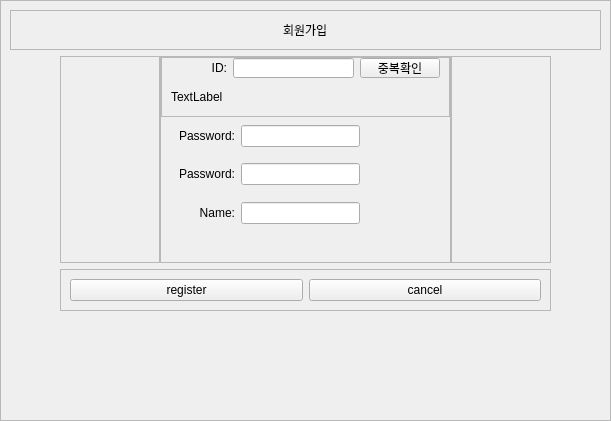
First picture: the form in Code/front/ui/page_join_ui.ui, repository lee991229/KKOTalk, before the edit.
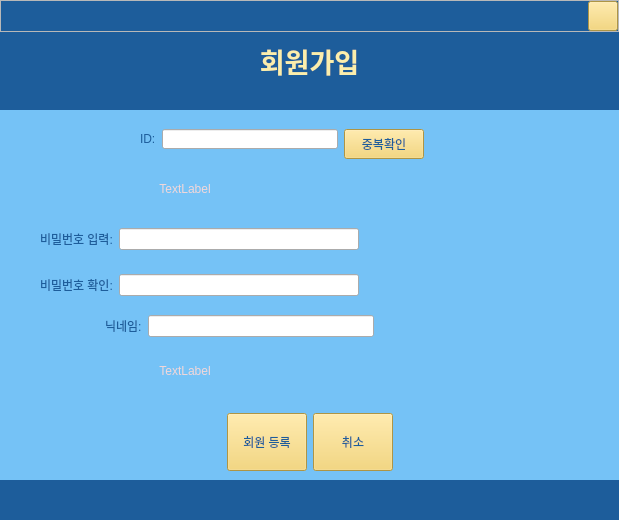
Second picture: the form after the edit. Icons and pictures are not drawn.

```diff
--- a/Code/front/ui/page_join_ui.ui
+++ b/Code/front/ui/page_join_ui.ui
@@ -6,13 +6,63 @@
    <rect>
     <x>0</x>
     <y>0</y>
-    <width>611</width>
-    <height>421</height>
+    <width>619</width>
+    <height>520</height>
    </rect>
   </property>
   <property name="windowTitle">
    <string>Form</string>
   </property>
+  <property name="styleSheet">
+   <string notr="true">#join_widget{
+	background-color: #1D5D9B
+}
+
+QLabel{
+	color: #FBEEAC;
+	font: bold 16pt &quot;나눔고딕&quot;;
+}
+
+#label{
+	font: bold 20pt;
+}
+
+QPushButton{
+	background-color:#F4D160;
+	color: #1D5D9B;
+	font: bold 12pt &quot;나눔고딕&quot;;
+}
+
+QPushButton:hover{
+	background-color:#FFFF9D;
+}
+
+QPushButton:pressed{
+	background-color:#FEF5AC;
+}
+
+QLineEdit{
+	color: #1D5D9B;
+	font: bold 12pt &quot;나눔고딕&quot;;
+}
+
+#input_widget,
+#input_widget_2{
+	background-color : #75C2F6;
+}
+
+
+#input_widget QLabel,
+#input_widget_2 QLabel{
+	color: #1D5D9B;
+}
+
+#input_widget #label_id_message,
+#input_widget #label_join_warning
+{
+	color: #F2D7D9
+}</string>
+  </property>
   <layout class="QVBoxLayout" name="verticalLayout">
    <property name="spacing">
     <number>0</number>
@@ -37,223 +87,176 @@
      <property name="frameShadow">
       <enum>QFrame::Raised</enum>
      </property>
-     <layout class="QVBoxLayout" name="verticalLayout_6">
-      <item>
-       <widget class="QFrame" name="frame_2">
-        <property name="frameShape">
-         <enum>QFrame::StyledPanel</enum>
-        </property>
-        <property name="frameShadow">
-         <enum>QFrame::Raised</enum>
-        </property>
-        <layout class="QHBoxLayout" name="horizontalLayout_3">
+     <layout class="QHBoxLayout" name="horizontalLayout_8">
+      <property name="spacing">
+       <number>0</number>
+      </property>
+      <property name="leftMargin">
+       <number>0</number>
+      </property>
+      <property name="topMargin">
+       <number>0</number>
+      </property>
+      <property name="rightMargin">
+       <number>0</number>
+      </property>
+      <property name="bottomMargin">
+       <number>0</number>
+      </property>
          <item>
-          <spacer name="horizontalSpacer">
+       <spacer name="horizontalSpacer_13">
            <property name="orientation">
             <enum>Qt::Horizontal</enum>
            </property>
+        <property name="sizeType">
+         <enum>QSizePolicy::Expanding</enum>
+        </property>
            <property name="sizeHint" stdset="0">
             <size>
-             <width>253</width>
+          <width>230</width>
              <height>20</height>
             </size>
            </property>
           </spacer>
          </item>
+      <item>
+       <widget class="QPushButton" name="btn_flist_close">
+        <property name="minimumSize">
+         <size>
+          <width>30</width>
+          <height>30</height>
+         </size>
+        </property>
+        <property name="maximumSize">
+         <size>
+          <width>30</width>
+          <height>30</height>
+         </size>
+        </property>
+        <property name="text">
+         <string/>
+        </property>
+        <property name="icon">
+         <iconset resource="../src_img/my_qrc.qrc">
+          <normaloff>:/newPrefix/x.svg</normaloff>:/newPrefix/x.svg</iconset>
+        </property>
+       </widget>
+      </item>
+     </layout>
+    </widget>
+   </item>
+   <item>
+    <widget class="QWidget" name="widget" native="true">
+     <property name="minimumSize">
+      <size>
+       <width>0</width>
+       <height>40</height>
+      </size>
+     </property>
+     <layout class="QHBoxLayout" name="horizontalLayout_6">
          <item>
           <widget class="QLabel" name="label">
            <property name="text">
             <string>회원가입</string>
            </property>
-          </widget>
-         </item>
-         <item>
-          <spacer name="horizontalSpacer_2">
-           <property name="orientation">
-            <enum>Qt::Horizontal</enum>
-           </property>
-           <property name="sizeHint" stdset="0">
-            <size>
-             <width>252</width>
-             <height>20</height>
-            </size>
-           </property>
-          </spacer>
-         </item>
+        <property name="alignment">
+         <set>Qt::AlignCenter</set>
+        </property>
+       </widget>
+      </item>
         </layout>
        </widget>
       </item>
       <item>
-       <layout class="QHBoxLayout" name="horizontalLayout_4">
-        <item>
-         <spacer name="horizontalSpacer_4">
-          <property name="orientation">
-           <enum>Qt::Horizontal</enum>
-          </property>
-          <property name="sizeType">
-           <enum>QSizePolicy::Preferred</enum>
-          </property>
-          <property name="sizeHint" stdset="0">
-           <size>
-            <width>50</width>
-            <height>20</height>
-           </size>
-          </property>
-         </spacer>
-        </item>
-        <item>
-         <layout class="QVBoxLayout" name="verticalLayout_5">
-          <item>
-           <layout class="QHBoxLayout" name="horizontalLayout_2">
-            <property name="spacing">
-             <number>0</number>
-            </property>
-            <item>
-             <widget class="QFrame" name="frame_5">
+    <widget class="QWidget" name="widget_2" native="true">
               <property name="minimumSize">
                <size>
-                <width>100</width>
-                <height>0</height>
+       <width>0</width>
+       <height>20</height>
                </size>
               </property>
               <property name="maximumSize">
                <size>
-                <width>100</width>
-                <height>16777215</height>
-               </size>
-              </property>
-              <property name="frameShape">
-               <enum>QFrame::StyledPanel</enum>
-              </property>
-              <property name="frameShadow">
-               <enum>QFrame::Raised</enum>
+       <width>16777215</width>
+       <height>20</height>
+      </size>
+     </property>
+    </widget>
+   </item>
+   <item>
+    <widget class="QWidget" name="input_widget" native="true">
+     <property name="minimumSize">
+      <size>
+       <width>0</width>
+       <height>40</height>
+      </size>
               </property>
               <layout class="QVBoxLayout" name="verticalLayout_2">
+      <property name="leftMargin">
+       <number>20</number>
+      </property>
+      <property name="rightMargin">
+       <number>20</number>
+      </property>
                <item>
-                <spacer name="verticalSpacer_2">
+       <widget class="QWidget" name="widget_6" native="true">
+        <property name="minimumSize">
+         <size>
+          <width>0</width>
+          <height>40</height>
+         </size>
+        </property>
+        <layout class="QHBoxLayout" name="horizontalLayout">
+         <property name="spacing">
+          <number>6</number>
+         </property>
+         <property name="leftMargin">
+          <number>0</number>
+         </property>
+         <property name="topMargin">
+          <number>0</number>
+         </property>
+         <property name="rightMargin">
+          <number>0</number>
+         </property>
+         <property name="bottomMargin">
+          <number>0</number>
+         </property>
+         <item>
+          <spacer name="horizontalSpacer_8">
                  <property name="orientation">
-                  <enum>Qt::Vertical</enum>
+            <enum>Qt::Horizontal</enum>
+           </property>
+           <property name="sizeType">
+            <enum>QSizePolicy::Fixed</enum>
                  </property>
                  <property name="sizeHint" stdset="0">
                   <size>
-                   <width>20</width>
-                   <height>40</height>
+             <width>120</width>
+             <height>20</height>
                   </size>
                  </property>
                 </spacer>
                </item>
-              </layout>
-             </widget>
-            </item>
-            <item>
-             <widget class="QFrame" name="frame_4">
-              <property name="frameShape">
-               <enum>QFrame::StyledPanel</enum>
-              </property>
-              <property name="frameShadow">
-               <enum>QFrame::Raised</enum>
-              </property>
-              <layout class="QVBoxLayout" name="verticalLayout_3">
-               <property name="spacing">
-                <number>0</number>
-               </property>
-               <property name="leftMargin">
-                <number>0</number>
-               </property>
-               <property name="topMargin">
-                <number>0</number>
-               </property>
-               <property name="rightMargin">
-                <number>0</number>
-               </property>
-               <property name="bottomMargin">
-                <number>0</number>
-               </property>
-               <item>
-                <widget class="QFrame" name="frame_7">
-                 <property name="minimumSize">
-                  <size>
-                   <width>0</width>
-                   <height>40</height>
-                  </size>
-                 </property>
-                 <property name="maximumSize">
-                  <size>
-                   <width>16777215</width>
-                   <height>80</height>
-                  </size>
-                 </property>
-                 <property name="frameShape">
-                  <enum>QFrame::StyledPanel</enum>
-                 </property>
-                 <property name="frameShadow">
-                  <enum>QFrame::Raised</enum>
-                 </property>
-                 <layout class="QVBoxLayout" name="verticalLayout_7">
-                  <property name="spacing">
-                   <number>0</number>
-                  </property>
-                  <property name="leftMargin">
-                   <number>0</number>
-                  </property>
-                  <property name="topMargin">
-                   <number>0</number>
-                  </property>
-                  <property name="rightMargin">
-                   <number>0</number>
-                  </property>
-                  <property name="bottomMargin">
-                   <number>0</number>
-                  </property>
-                  <item>
-                   <widget class="QWidget" name="widget_3" native="true">
-                    <property name="minimumSize">
-                     <size>
-                      <width>0</width>
-                      <height>20</height>
-                     </size>
-                    </property>
-                    <property name="maximumSize">
-                     <size>
-                      <width>16777215</width>
-                      <height>20</height>
-                     </size>
-                    </property>
-                    <layout class="QHBoxLayout" name="horizontalLayout_7">
-                     <property name="spacing">
-                      <number>6</number>
-                     </property>
-                     <property name="leftMargin">
-                      <number>0</number>
-                     </property>
-                     <property name="topMargin">
-                      <number>0</number>
-                     </property>
-                     <property name="rightMargin">
-                      <number>9</number>
-                     </property>
-                     <property name="bottomMargin">
-                      <number>0</number>
-                     </property>
                      <item>
                       <widget class="QLabel" name="label_5">
                        <property name="minimumSize">
                         <size>
-                         <width>65</width>
-                         <height>20</height>
+             <width>0</width>
+             <height>30</height>
                         </size>
                        </property>
                        <property name="maximumSize">
                         <size>
-                         <width>65</width>
-                         <height>20</height>
+             <width>100</width>
+             <height>30</height>
                         </size>
                        </property>
                        <property name="text">
                         <string>ID:</string>
                        </property>
                        <property name="alignment">
-                        <set>Qt::AlignRight|Qt::AlignTrailing|Qt::AlignVCenter</set>
+            <set>Qt::AlignLeading|Qt::AlignLeft|Qt::AlignVCenter</set>
                        </property>
                       </widget>
                      </item>
@@ -278,7 +281,7 @@
                        <property name="minimumSize">
                         <size>
                          <width>0</width>
-                         <height>20</height>
+             <height>30</height>
                         </size>
                        </property>
                        <property name="maximumSize">
@@ -292,65 +295,144 @@
                        </property>
                       </widget>
                      </item>
+         <item>
+          <spacer name="horizontalSpacer_2">
+           <property name="orientation">
+            <enum>Qt::Horizontal</enum>
+           </property>
+           <property name="sizeHint" stdset="0">
+            <size>
+             <width>40</width>
+             <height>20</height>
+            </size>
+           </property>
+          </spacer>
+         </item>
                     </layout>
                    </widget>
                   </item>
                   <item>
-                   <widget class="QWidget" name="widget_6" native="true">
-                    <layout class="QHBoxLayout" name="horizontalLayout_10">
+       <widget class="QWidget" name="widget_join_warning" native="true">
+        <property name="minimumSize">
+         <size>
+          <width>0</width>
+          <height>0</height>
+         </size>
+        </property>
+        <layout class="QHBoxLayout" name="horizontalLayout_5">
+         <item>
+          <spacer name="horizontalSpacer_10">
+           <property name="orientation">
+            <enum>Qt::Horizontal</enum>
+           </property>
+           <property name="sizeType">
+            <enum>QSizePolicy::Fixed</enum>
+           </property>
+           <property name="sizeHint" stdset="0">
+            <size>
+             <width>130</width>
+             <height>0</height>
+            </size>
+           </property>
+          </spacer>
+         </item>
                      <item>
                       <widget class="QLabel" name="label_id_message">
                        <property name="minimumSize">
                         <size>
                          <width>0</width>
-                         <height>20</height>
+             <height>30</height>
                         </size>
                        </property>
                        <property name="maximumSize">
                         <size>
                          <width>16777215</width>
-                         <height>20</height>
+             <height>30</height>
                         </size>
                        </property>
                        <property name="text">
                         <string>TextLabel</string>
                        </property>
-                      </widget>
-                     </item>
-                    </layout>
-                   </widget>
+           <property name="alignment">
+            <set>Qt::AlignCenter</set>
+           </property>
+          </widget>
+         </item>
+         <item>
+          <spacer name="horizontalSpacer_9">
+           <property name="orientation">
+            <enum>Qt::Horizontal</enum>
+           </property>
+           <property name="sizeHint" stdset="0">
+            <size>
+             <width>309</width>
+             <height>0</height>
+            </size>
+           </property>
+          </spacer>
                   </item>
                  </layout>
                 </widget>
                </item>
                <item>
-                <widget class="QWidget" name="widget_4" native="true">
-                 <layout class="QHBoxLayout" name="horizontalLayout_8">
+       <widget class="QWidget" name="widget_7" native="true">
+        <property name="minimumSize">
+         <size>
+          <width>0</width>
+          <height>40</height>
+         </size>
+        </property>
+        <layout class="QHBoxLayout" name="horizontalLayout_2">
+         <property name="spacing">
+          <number>6</number>
+         </property>
+         <property name="leftMargin">
+          <number>0</number>
+         </property>
                   <property name="topMargin">
                    <number>0</number>
                   </property>
+         <property name="rightMargin">
+          <number>0</number>
+         </property>
                   <property name="bottomMargin">
                    <number>0</number>
                   </property>
+         <item>
+          <spacer name="horizontalSpacer_3">
+           <property name="orientation">
+            <enum>Qt::Horizontal</enum>
+           </property>
+           <property name="sizeType">
+            <enum>QSizePolicy::Fixed</enum>
+           </property>
+           <property name="sizeHint" stdset="0">
+            <size>
+             <width>20</width>
+             <height>20</height>
+            </size>
+           </property>
+          </spacer>
+         </item>
                   <item>
                    <widget class="QLabel" name="label_7">
                     <property name="minimumSize">
                      <size>
-                      <width>65</width>
-                      <height>20</height>
+             <width>0</width>
+             <height>30</height>
                      </size>
                     </property>
                     <property name="maximumSize">
                      <size>
-                      <width>65</width>
-                      <height>20</height>
+             <width>16777215</width>
+             <height>16777215</height>
                      </size>
                     </property>
                     <property name="text">
-                     <string>Password:</string>
+            <string>비밀번호 입력:</string>
                     </property>
                     <property name="alignment">
-                     <set>Qt::AlignRight|Qt::AlignTrailing|Qt::AlignVCenter</set>
+            <set>Qt::AlignLeading|Qt::AlignLeft|Qt::AlignVCenter</set>
                     </property>
                    </widget>
                   </item>
@@ -358,111 +440,161 @@
                    <widget class="QLineEdit" name="lineedit_join_pw"/>
                   </item>
                   <item>
-                   <widget class="QLabel" name="label_3">
-                    <property name="minimumSize">
-                     <size>
-                      <width>75</width>
-                      <height>0</height>
-                     </size>
-                    </property>
-                    <property name="maximumSize">
+          <spacer name="horizontalSpacer">
+           <property name="orientation">
+            <enum>Qt::Horizontal</enum>
+           </property>
+           <property name="sizeHint" stdset="0">
                      <size>
-                      <width>75</width>
-                      <height>16777215</height>
-                     </size>
-                    </property>
-                    <property name="text">
-                     <string/>
-                    </property>
-                   </widget>
+             <width>40</width>
+             <height>20</height>
+            </size>
+           </property>
+          </spacer>
                   </item>
                  </layout>
                 </widget>
                </item>
                <item>
-                <widget class="QWidget" name="widget_5" native="true">
-                 <layout class="QHBoxLayout" name="horizontalLayout_9">
+       <widget class="QWidget" name="widget_8" native="true">
+        <property name="minimumSize">
+         <size>
+          <width>0</width>
+          <height>40</height>
+         </size>
+        </property>
+        <layout class="QHBoxLayout" name="horizontalLayout_3">
+         <property name="spacing">
+          <number>6</number>
+         </property>
+         <property name="leftMargin">
+          <number>0</number>
+         </property>
                   <property name="topMargin">
                    <number>0</number>
                   </property>
+         <property name="rightMargin">
+          <number>0</number>
+         </property>
                   <property name="bottomMargin">
                    <number>0</number>
                   </property>
                   <item>
-                   <widget class="QLabel" name="label_2">
-                    <property name="minimumSize">
-                     <size>
-                      <width>65</width>
-                      <height>20</height>
-                     </size>
-                    </property>
-                    <property name="maximumSize">
+          <spacer name="horizontalSpacer_4">
+           <property name="orientation">
+            <enum>Qt::Horizontal</enum>
+           </property>
+           <property name="sizeType">
+            <enum>QSizePolicy::Fixed</enum>
+           </property>
+           <property name="sizeHint" stdset="0">
                      <size>
-                      <width>65</width>
+             <width>20</width>
                       <height>20</height>
                      </size>
                     </property>
-                    <property name="text">
-                     <string>Password:</string>
-                    </property>
-                    <property name="alignment">
-                     <set>Qt::AlignRight|Qt::AlignTrailing|Qt::AlignVCenter</set>
-                    </property>
-                   </widget>
-                  </item>
-                  <item>
-                   <widget class="QLineEdit" name="lineedit_join_reconfirm_pw"/>
+          </spacer>
                   </item>
                   <item>
                    <widget class="QLabel" name="label_8">
                     <property name="minimumSize">
                      <size>
-                      <width>75</width>
-                      <height>0</height>
+             <width>0</width>
+             <height>30</height>
                      </size>
                     </property>
                     <property name="maximumSize">
                      <size>
-                      <width>75</width>
+             <width>16777215</width>
                       <height>16777215</height>
                      </size>
                     </property>
                     <property name="text">
-                     <string/>
+            <string>비밀번호 확인:</string>
+           </property>
+           <property name="alignment">
+            <set>Qt::AlignLeading|Qt::AlignLeft|Qt::AlignVCenter</set>
                     </property>
                    </widget>
                   </item>
+         <item>
+          <widget class="QLineEdit" name="lineedit_join_pw_2"/>
+         </item>
+         <item>
+          <spacer name="horizontalSpacer_5">
+           <property name="orientation">
+            <enum>Qt::Horizontal</enum>
+           </property>
+           <property name="sizeHint" stdset="0">
+            <size>
+             <width>40</width>
+             <height>20</height>
+            </size>
+           </property>
+          </spacer>
+         </item>
                  </layout>
                 </widget>
                </item>
                <item>
-                <widget class="QWidget" name="widget_2" native="true">
-                 <layout class="QHBoxLayout" name="horizontalLayout_5">
+       <widget class="QWidget" name="widget_9" native="true">
+        <property name="minimumSize">
+         <size>
+          <width>0</width>
+          <height>30</height>
+         </size>
+        </property>
+        <layout class="QHBoxLayout" name="horizontalLayout_4">
+         <property name="spacing">
+          <number>6</number>
+         </property>
+         <property name="leftMargin">
+          <number>0</number>
+         </property>
                   <property name="topMargin">
                    <number>0</number>
                   </property>
+         <property name="rightMargin">
+          <number>0</number>
+         </property>
                   <property name="bottomMargin">
                    <number>0</number>
                   </property>
+         <item>
+          <spacer name="horizontalSpacer_6">
+           <property name="orientation">
+            <enum>Qt::Horizontal</enum>
+           </property>
+           <property name="sizeType">
+            <enum>QSizePolicy::Fixed</enum>
+           </property>
+           <property name="sizeHint" stdset="0">
+            <size>
+             <width>85</width>
+             <height>20</height>
+            </size>
+           </property>
+          </spacer>
+         </item>
                   <item>
                    <widget class="QLabel" name="label_6">
                     <property name="minimumSize">
                      <size>
-                      <width>65</width>
-                      <height>20</height>
+             <width>0</width>
+             <height>30</height>
                      </size>
                     </property>
                     <property name="maximumSize">
                      <size>
-                      <width>65</width>
-                      <height>20</height>
+             <width>100</width>
+             <height>30</height>
                      </size>
                     </property>
                     <property name="text">
-                     <string>Name:</string>
+            <string>닉네임:</string>
                     </property>
                     <property name="alignment">
-                     <set>Qt::AlignRight|Qt::AlignTrailing|Qt::AlignVCenter</set>
+            <set>Qt::AlignLeading|Qt::AlignLeft|Qt::AlignVCenter</set>
                     </property>
                    </widget>
                   </item>
@@ -470,137 +602,137 @@
                    <widget class="QLineEdit" name="lineedit_join_user_name"/>
                   </item>
                   <item>
-                   <widget class="QLabel" name="label_9">
+          <spacer name="horizontalSpacer_7">
+           <property name="orientation">
+            <enum>Qt::Horizontal</enum>
+           </property>
+           <property name="sizeHint" stdset="0">
+            <size>
+             <width>40</width>
+             <height>20</height>
+            </size>
+           </property>
+          </spacer>
+         </item>
+        </layout>
+       </widget>
+      </item>
+      <item>
+       <widget class="QWidget" name="widget_join_warning_2" native="true">
                     <property name="minimumSize">
                      <size>
-                      <width>75</width>
+          <width>0</width>
                       <height>0</height>
+         </size>
+        </property>
+        <layout class="QHBoxLayout" name="horizontalLayout_10">
+         <item>
+          <spacer name="horizontalSpacer_17">
+           <property name="orientation">
+            <enum>Qt::Horizontal</enum>
+           </property>
+           <property name="sizeType">
+            <enum>QSizePolicy::Fixed</enum>
+           </property>
+           <property name="sizeHint" stdset="0">
+            <size>
+             <width>130</width>
+             <height>0</height>
+            </size>
+           </property>
+          </spacer>
+         </item>
+         <item>
+          <widget class="QLabel" name="label_join_warning">
+           <property name="minimumSize">
+            <size>
+             <width>0</width>
+             <height>30</height>
                      </size>
                     </property>
                     <property name="maximumSize">
                      <size>
-                      <width>75</width>
-                      <height>16777215</height>
+             <width>16777215</width>
+             <height>30</height>
                      </size>
                     </property>
                     <property name="text">
-                     <string/>
-                    </property>
-                   </widget>
-                  </item>
+            <string>TextLabel</string>
+           </property>
+           <property name="alignment">
+            <set>Qt::AlignCenter</set>
+           </property>
+          </widget>
+         </item>
+         <item>
+          <spacer name="horizontalSpacer_18">
+           <property name="orientation">
+            <enum>Qt::Horizontal</enum>
+           </property>
+           <property name="sizeHint" stdset="0">
+            <size>
+             <width>309</width>
+             <height>0</height>
+            </size>
+           </property>
+          </spacer>
+         </item>
                  </layout>
                 </widget>
                </item>
+     </layout>
+    </widget>
+   </item>
                <item>
-                <widget class="QWidget" name="widget_7" native="true">
+    <widget class="QWidget" name="input_widget_2" native="true">
                  <property name="minimumSize">
                   <size>
                    <width>0</width>
-                   <height>30</height>
+       <height>40</height>
                   </size>
                  </property>
                  <property name="maximumSize">
                   <size>
                    <width>16777215</width>
-                   <height>30</height>
-                  </size>
-                 </property>
-                 <layout class="QHBoxLayout" name="horizontalLayout_11">
-                  <property name="spacing">
-                   <number>0</number>
-                  </property>
+       <height>80</height>
+      </size>
+     </property>
+     <layout class="QHBoxLayout" name="horizontalLayout_7">
                   <property name="leftMargin">
-                   <number>0</number>
-                  </property>
-                  <property name="topMargin">
-                   <number>0</number>
+       <number>20</number>
                   </property>
                   <property name="rightMargin">
-                   <number>0</number>
-                  </property>
-                  <property name="bottomMargin">
-                   <number>0</number>
-                  </property>
-                  <item alignment="Qt::AlignTop">
-                   <widget class="QLabel" name="label_join_Warning">
-                    <property name="minimumSize">
-                     <size>
-                      <width>0</width>
-                      <height>20</height>
-                     </size>
-                    </property>
-                    <property name="maximumSize">
-                     <size>
-                      <width>16777215</width>
-                      <height>20</height>
-                     </size>
-                    </property>
-                    <property name="styleSheet">
-                     <string notr="true">color: rgb(255, 0, 0);</string>
-                    </property>
-                    <property name="text">
-                     <string/>
-                    </property>
-                   </widget>
-                  </item>
-                 </layout>
-                </widget>
-               </item>
-              </layout>
-             </widget>
-            </item>
+       <number>20</number>
+      </property>
             <item>
-             <widget class="QFrame" name="frame_6">
-              <property name="minimumSize">
-               <size>
-                <width>100</width>
-                <height>0</height>
-               </size>
-              </property>
-              <property name="maximumSize">
-               <size>
-                <width>100</width>
-                <height>16777215</height>
-               </size>
-              </property>
-              <property name="frameShape">
-               <enum>QFrame::StyledPanel</enum>
-              </property>
-              <property name="frameShadow">
-               <enum>QFrame::Raised</enum>
-              </property>
-              <layout class="QHBoxLayout" name="horizontalLayout_12">
-               <item>
-                <spacer name="horizontalSpacer_6">
+       <spacer name="horizontalSpacer_11">
                  <property name="orientation">
                   <enum>Qt::Horizontal</enum>
                  </property>
                  <property name="sizeHint" stdset="0">
                   <size>
-                   <width>40</width>
+          <width>194</width>
                    <height>20</height>
                   </size>
                  </property>
                 </spacer>
                </item>
-              </layout>
-             </widget>
-            </item>
-           </layout>
-          </item>
-          <item>
-           <widget class="QFrame" name="frame_3">
-            <property name="frameShape">
-             <enum>QFrame::StyledPanel</enum>
-            </property>
-            <property name="frameShadow">
-             <enum>QFrame::Raised</enum>
-            </property>
-            <layout class="QHBoxLayout" name="horizontalLayout">
              <item>
               <widget class="QPushButton" name="btn_join_register">
+        <property name="sizePolicy">
+         <sizepolicy hsizetype="Minimum" vsizetype="Expanding">
+          <horstretch>0</horstretch>
+          <verstretch>0</verstretch>
+         </sizepolicy>
+        </property>
+        <property name="minimumSize">
+         <size>
+          <width>0</width>
+          <height>30</height>
+         </size>
+        </property>
                <property name="text">
-                <string>register</string>
+         <string>회원 등록</string>
                </property>
                <property name="checkable">
                 <bool>false</bool>
@@ -609,51 +741,47 @@
              </item>
              <item>
               <widget class="QPushButton" name="btn_join_cancel">
+        <property name="sizePolicy">
+         <sizepolicy hsizetype="Minimum" vsizetype="Expanding">
+          <horstretch>0</horstretch>
+          <verstretch>0</verstretch>
+         </sizepolicy>
+        </property>
+        <property name="minimumSize">
+         <size>
+          <width>0</width>
+          <height>30</height>
+         </size>
+        </property>
                <property name="text">
-                <string>cancel</string>
+         <string>취소</string>
                </property>
               </widget>
              </item>
-            </layout>
-           </widget>
-          </item>
-         </layout>
-        </item>
         <item>
-         <spacer name="horizontalSpacer_3">
+       <spacer name="horizontalSpacer_12">
           <property name="orientation">
            <enum>Qt::Horizontal</enum>
           </property>
-          <property name="sizeType">
-           <enum>QSizePolicy::Preferred</enum>
-          </property>
           <property name="sizeHint" stdset="0">
            <size>
-            <width>50</width>
+          <width>193</width>
             <height>20</height>
            </size>
           </property>
          </spacer>
         </item>
        </layout>
+    </widget>
       </item>
       <item>
-       <spacer name="verticalSpacer">
-        <property name="orientation">
-         <enum>Qt::Vertical</enum>
-        </property>
-        <property name="sizeType">
-         <enum>QSizePolicy::Fixed</enum>
-        </property>
-        <property name="sizeHint" stdset="0">
+    <widget class="QWidget" name="widget_3" native="true">
+     <property name="minimumSize">
          <size>
-          <width>20</width>
-          <height>100</height>
-         </size>
-        </property>
-       </spacer>
-      </item>
-     </layout>
+       <width>0</width>
+       <height>40</height>
+      </size>
+     </property>
     </widget>
    </item>
   </layout>
```
Left out of the diff: 6 changed lines with no effect on the pictures. Lines whose indentation alone changed are shown as unchanged.
